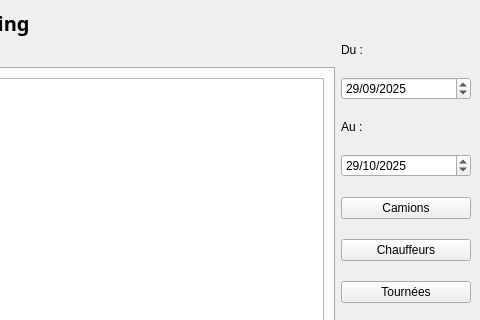
This is forms/mainwindow.ui in LouisCrison/Transport_planning as Qt 5 draws it before an edit; both pictures show x 476 to 956 and y 0 to 320 of the 956 by 550 pixel window. The edited form follows.
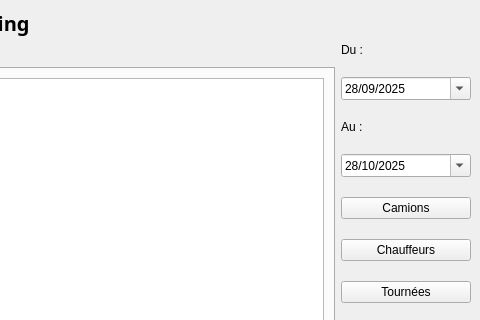
This is the edited form.

Diff of the .ui file:
```diff
--- a/forms/mainwindow.ui
+++ b/forms/mainwindow.ui
@@ -96,12 +96,15 @@
             <second>0</second>
             <year>2025</year>
             <month>9</month>
-            <day>29</day>
+            <day>28</day>
            </datetime>
           </property>
           <property name="displayFormat">
            <string>dd/MM/yyyy</string>
           </property>
+          <property name="calendarPopup">
+           <bool>true</bool>
+          </property>
          </widget>
         </item>
         <item>
@@ -123,12 +126,15 @@
             <second>0</second>
             <year>2025</year>
             <month>10</month>
-            <day>29</day>
+            <day>28</day>
            </datetime>
           </property>
           <property name="displayFormat">
            <string>dd/MM/yyyy</string>
           </property>
+          <property name="calendarPopup">
+           <bool>true</bool>
+          </property>
          </widget>
         </item>
        </layout>
```
Left out of the diff: 8 changed lines with no effect on the pictures.
